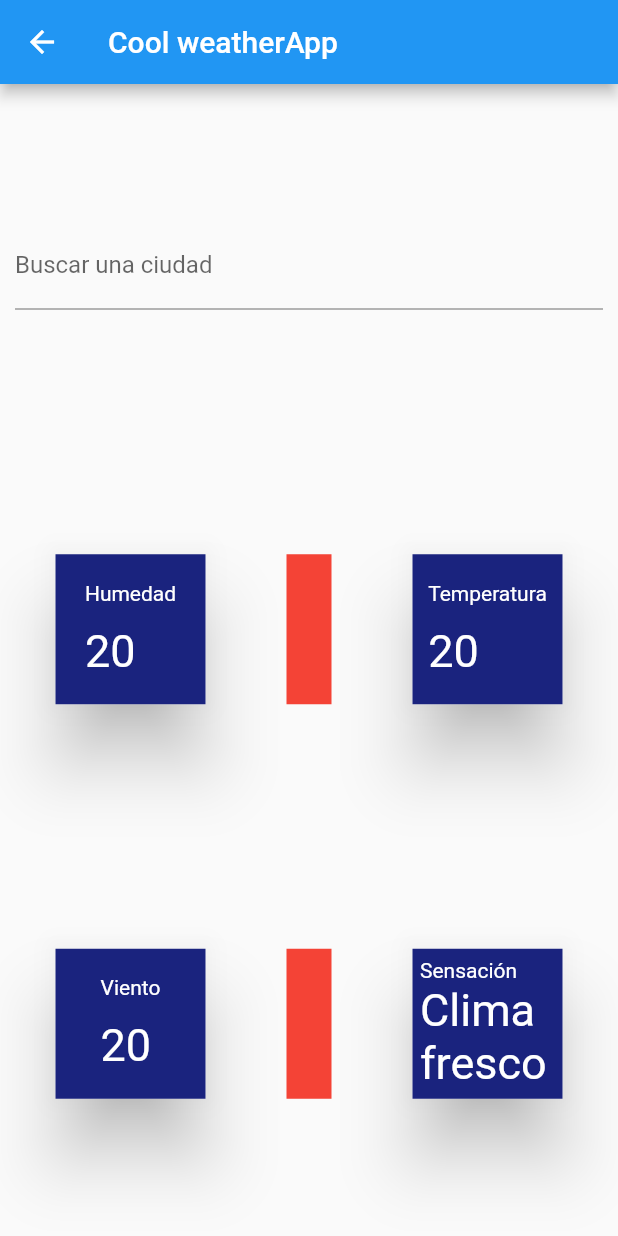
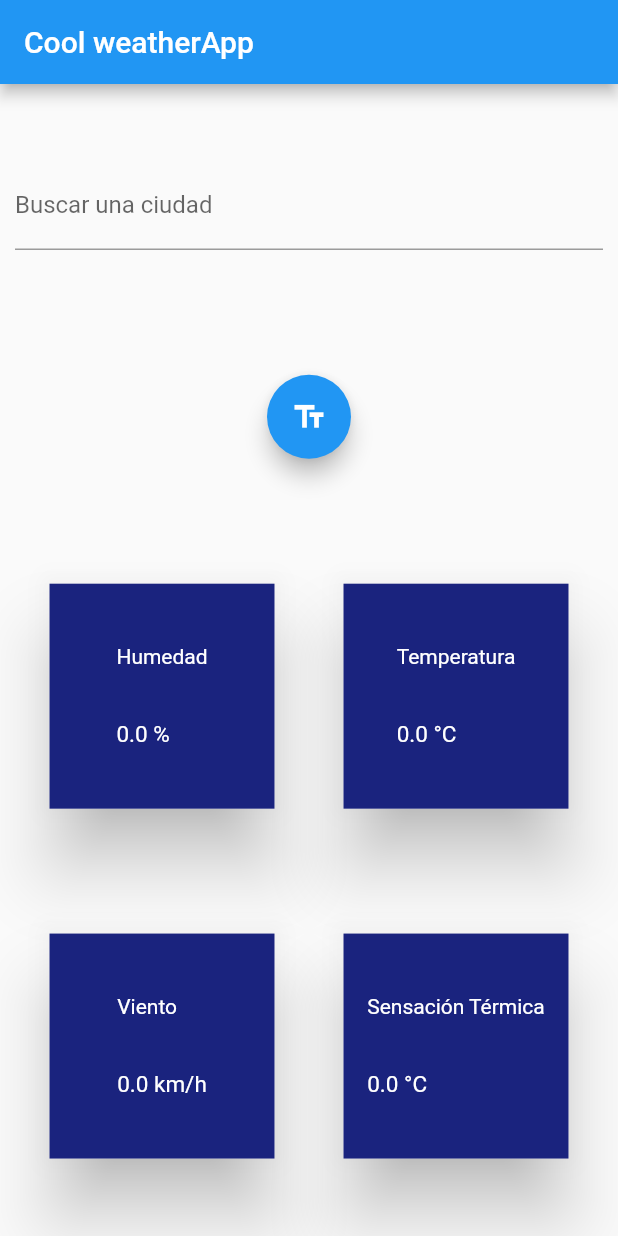
Before and after one commit to juanksRuiz/Desarrollo_movil, a Flutter app: the WeatherPage screen opened directly, on a phone screen of 412 x 824 dp. Run offline on Flutter 3.47's test engine with Material 2 defaults, Android fonts, the phone set to English and light mode, and no system bars; our stand-ins replace flutter_switch, get; missing offline and left inert: dart:html.

Commit message:
Informacion todavia no se actualiza, falta crear y probar switch para campos

```diff
--- /dev/null
+++ b/Proyectos/ensayos/lib/domain/controllers/weatherInfoController.dart
@@ -0,0 +1,38 @@
+import 'package:get/get.dart';
+
+class WeatherInfoController extends GetxController {
+  var _humedad = 0.0.obs;
+  var _temperatura = 0.0.obs;
+  var _viento = 0.0.obs;
+  var _sensacionTermica = 0.0.obs;
+  var _infoFound = true.obs;
+
+  double get humedad => _humedad.value;
+  double get temperatura => _temperatura.value;
+  double get viento => _viento.value;
+  double get sensacionTermica => _sensacionTermica.value;
+  bool get infoFound => _infoFound.value;
+
+  void setHumedad(double valor) {
+    _humedad.value = valor;
+  }
+
+  void setTemperatura(double valor) {
+    _temperatura.value = valor;
+  }
+
+  void setSensacionTermica(double valor) {
+    _temperatura.value = valor;
+  }
+
+  void setViento(double valor) {
+    _viento.value = valor;
+  }
+
+  void setInformation(double h, double t, double st, double v) {
+    setHumedad(h);
+    setTemperatura(t);
+    setSensacionTermica(st);
+    setViento(v);
+  }
+}
--- a/Proyectos/ensayos/lib/ui/Parcial2/weatherPage.dart
+++ b/Proyectos/ensayos/lib/ui/Parcial2/weatherPage.dart
@@ -1,5 +1,8 @@
 import 'package:flutter/material.dart';
 import 'package:ensayos/widgets/WeatherInformationBox.dart';
+import 'package:ensayos/domain/controllers/weatherInfoController.dart';
+import 'package:get/get.dart';
+import 'package:flutter_switch/flutter_switch.dart';
 
 class WeatherPage extends StatefulWidget {
   const WeatherPage({Key? key}) : super(key: key);
@@ -9,8 +12,60 @@ class WeatherPage extends StatefulWidget {
 }
 
 class _WeatherPageState extends State<WeatherPage> {
+  final _textController = TextEditingController();
+  WeatherInfoController _wiController = Get.find();
+
+  Widget getInputFields(bool withCoordinates) {
+    if (!withCoordinates) {
+      return Column(
+        children: [
+          TextField(
+            // Falta validator
+            controller: _textController,
+            decoration: const InputDecoration(
+              border: UnderlineInputBorder(),
+              labelText: "Latitud",
+            ),
+          ),
+          TextField(
+            // Falta validator
+            controller: _textController,
+            decoration: const InputDecoration(
+              border: UnderlineInputBorder(),
+              labelText: "Longitud",
+            ),
+          )
+        ],
+      );
+    } else {
+      return TextField(
+        // Falta validator
+        controller: _textController,
+        decoration: const InputDecoration(
+          border: UnderlineInputBorder(),
+          labelText: "Buscar una ciudad",
+        ),
+      );
+    }
+  }
+
+  @override
+  void dispose() {
+    _textController.dispose();
+    super.dispose();
+  }
+
   @override
   Widget build(BuildContext context) {
+    // Con lista predefinida
+    List<String> ciudades = ["Madrid"];
+    List<double> humedades = [60];
+    List<double> temperaturas = [28];
+    List<double> sensacionesTermicas = [30];
+    List<double> vientos = [6];
+
+    bool isSearchByName = true;
+
     return Scaffold(
       appBar: AppBar(
         title: Text("Cool weatherApp"),
@@ -22,35 +77,51 @@ class _WeatherPageState extends State<WeatherPage> {
               mainAxisAlignment: MainAxisAlignment.spaceAround,
               children: [
                 TextField(
+                  // Falta validator
+                  controller: _textController,
                   decoration: const InputDecoration(
-                      border: UnderlineInputBorder(),
-                      labelText: "Buscar una ciudad"),
+                    border: UnderlineInputBorder(),
+                    labelText: "Buscar una ciudad",
+                  ),
+                ),
+                FloatingActionButton(
+                  // When the user presses the button, show an alert dialog containing the
+                  // text that the user has entered into the text field.
+                  onPressed: () {
+                    if (ciudades.contains(_textController.text)) {
+                      int i = ciudades.indexOf(_textController.text);
+                      _wiController.setInformation(humedades[i],
+                          temperaturas[i], sensacionesTermicas[i], vientos[i]);
+                    } else {
+                      showDialog(
+                        context: context,
+                        builder: (context) {
+                          return AlertDialog(
+                            // Retrieve the text the user has entered by using the
+                            // TextEditingController.
+                            content: Text(
+                                "No se encontró la ciudad ${_textController.text}"),
+                          );
+                        },
+                      );
+                    }
+                  },
+                  tooltip: 'Show me the value!',
+                  child: Icon(Icons.text_fields),
                 ),
                 Row(
                     mainAxisAlignment: MainAxisAlignment.spaceAround,
                     children: [
-                      WeatherInformationBox("Humedad", 20),
-                      Container(
-                        color: Colors.red,
-                        child: SizedBox(
-                          width: 30,
-                          height: 100,
-                        ),
-                      ),
-                      WeatherInformationBox("Temperatura", 20)
+                      WeatherInformationBox("Humedad", _wiController.humedad),
+                      WeatherInformationBox(
+                          "Temperatura", _wiController.temperatura)
                     ]),
                 Row(
                     mainAxisAlignment: MainAxisAlignment.spaceAround,
                     children: [
-                      WeatherInformationBox("Viento", 20),
-                      Container(
-                        color: Colors.red,
-                        child: SizedBox(
-                          width: 30,
-                          height: 100,
-                        ),
-                      ),
-                      WeatherInformationBox("Sensación", "Clima fresco")
+                      WeatherInformationBox("Viento", _wiController.viento),
+                      WeatherInformationBox(
+                          "Sensación Térmica", _wiController.sensacionTermica)
                     ]),
               ]),
         ),
--- a/Proyectos/ensayos/lib/widgets/WeatherInformationBox.dart
+++ b/Proyectos/ensayos/lib/widgets/WeatherInformationBox.dart
@@ -1,10 +1,23 @@
 import 'package:flutter/material.dart';
-//import 'package:get/get.dart';
+import 'package:get/get.dart';
 
 class WeatherInformationBox extends StatelessWidget {
   // atributos
   final String name;
   final value;
+  String _showValue(String nombre) {
+    if (nombre == "Humedad") {
+      return "${this.value} %";
+    } else if (nombre == "Temperatura") {
+      return "${this.value} °C"; // transformar de °K a °C
+    } else if (nombre == "Viento") {
+      // Para viento
+      return "${this.value} km/h";
+    } else {
+      // Para Sensación
+      return "${this.value} °C";
+    }
+  }
 
   // Constructor
   @override
@@ -16,8 +29,8 @@ class WeatherInformationBox extends StatelessWidget {
         elevation: 20,
         child: Container(
           color: Colors.indigo[900],
-          height: 100,
-          width: 100,
+          height: 150,
+          width: 150,
           padding: const EdgeInsets.all(5),
           alignment: Alignment.center,
           child: Column(
@@ -28,10 +41,10 @@ class WeatherInformationBox extends StatelessWidget {
                 name,
                 style: TextStyle(color: Colors.white),
               ),
-              Text(
-                "$value",
-                style: TextStyle(fontSize: 30, color: Colors.white),
-              )
+              Obx(() => Text(
+                    _showValue(this.name),
+                    style: TextStyle(fontSize: 15, color: Colors.white),
+                  ))
             ],
           ),
         ));
```
Also changed, not shown: Proyectos/ensayos/lib/main.dart (+9 -6 lines).
